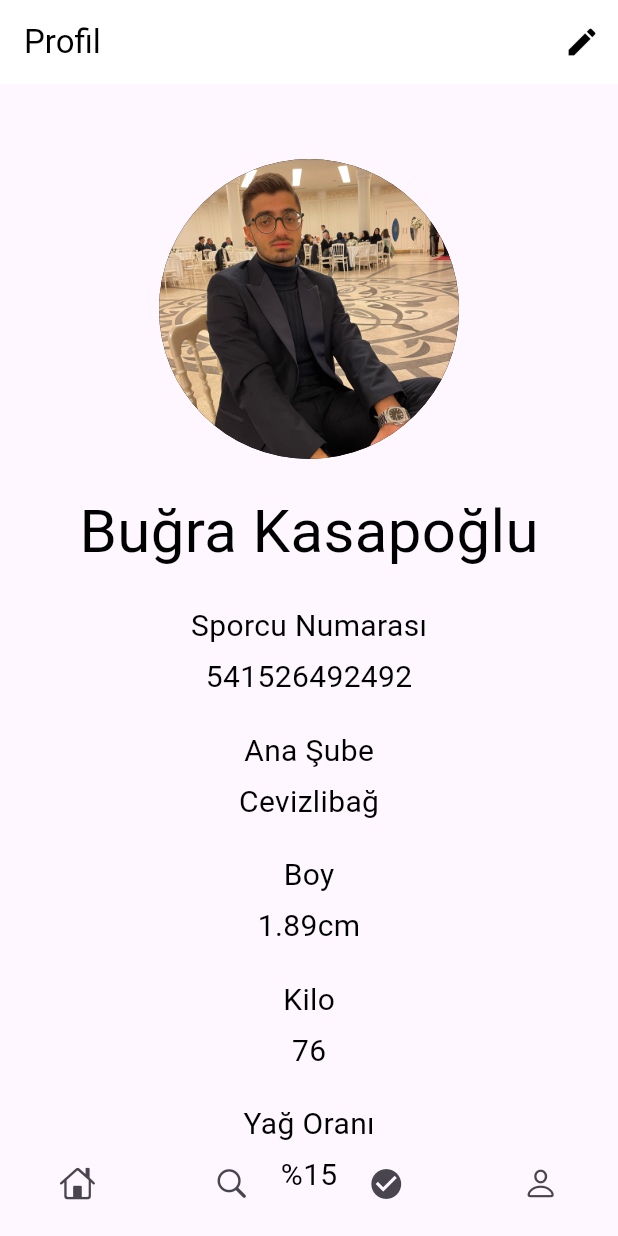
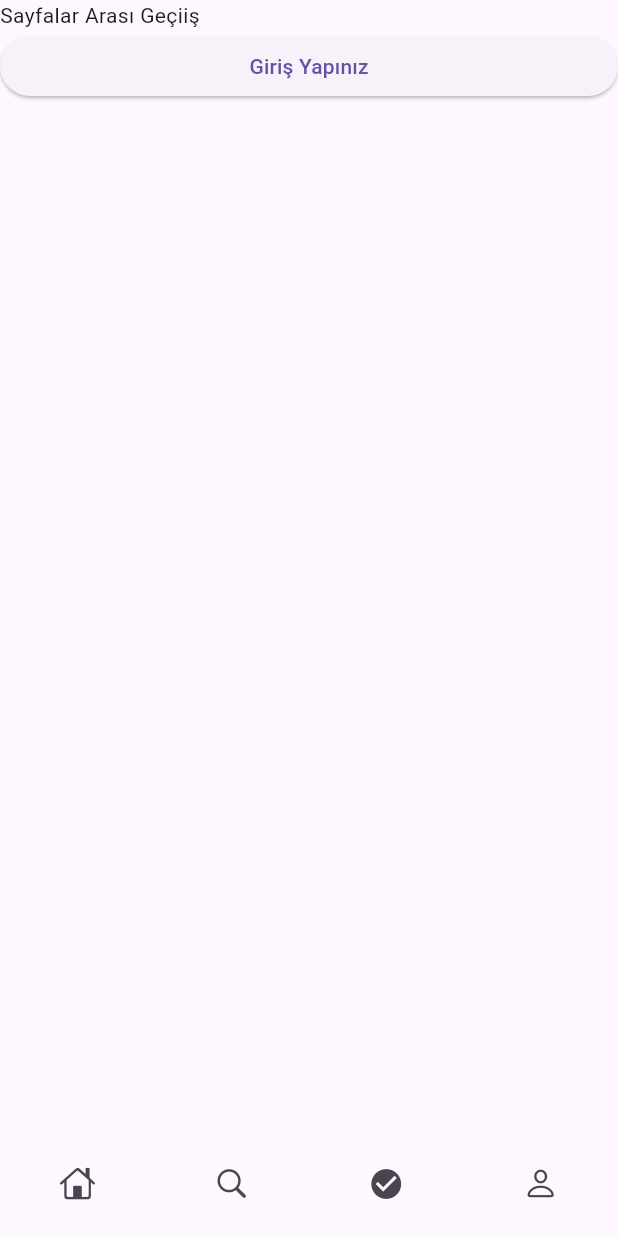
Before and after one commit to bugrakasapoglu/FitnessAsistan, a Flutter app: the ProfileScreen screen opened by its route, on a phone screen of 412 x 824 dp. Run offline on Flutter 3.47's test engine with Material 3 defaults, Android fonts, the phone set to English and light mode, and no system bars; our stand-ins replace go_router, lottie; missing offline and left inert: dotlottie_loader.

Commit message:
Login Buttonu Eklendi
++

```diff
--- a/lib/core/routes.dart
+++ b/lib/core/routes.dart
@@ -1,3 +1,4 @@
+import 'package:flutter_app/screens/login_screen.dart';
 import 'package:go_router/go_router.dart';
 import '../screens/loading_screen.dart';
 import '../screens/home_screen.dart';
@@ -32,6 +33,11 @@
       builder: (context, state) => const SearchScreen(),
     ),
 
+    GoRoute(
+        path: '/login',
+        builder: (context, state) => const LoginScreen(),
+      ),
+
 
 
   ],
--- /dev/null
+++ b/lib/screens/login_screen.dart
@@ -0,0 +1,20 @@
+import 'package:flutter/material.dart';
+
+class LoginScreen extends StatefulWidget {
+  const LoginScreen({super.key});
+
+  @override
+  State<LoginScreen> createState() => _LoginScreenState();
+}
+
+class _LoginScreenState extends State<LoginScreen> {
+   @override
+   Widget build(BuildContext context) {
+    return Scaffold(
+      appBar: AppBar(),
+      body: const Center(
+        child: Text ("Giris Ekranım"),
+      ), // Center
+    ); // Scaffold
+   }
+}
--- a/lib/screens/profile_screen.dart
+++ b/lib/screens/profile_screen.dart
@@ -1,4 +1,5 @@
 import 'package:flutter/material.dart';
+import 'package:go_router/go_router.dart';
 
 import 'home_screen.dart';
 
@@ -8,125 +9,21 @@
   @override
   Widget build(BuildContext context) {
     return Scaffold(
-      appBar: AppBar(
-        backgroundColor: Colors.white,
-        title: const Text(
-          'Profil',
-          style: TextStyle(color: Colors.black),
-        ),
-        actions: [
-          IconButton(
-            icon: const Icon(Icons.edit, color: Colors.black),
+      body: ListView(
+        children: [
+          const Text("Sayfalar Arası Geçiiş"),
+          ElevatedButton(
             onPressed: () {
-              // Profil düzenleme işlemi burada yapılabilir.
+              context.push("/login");
             },
+            child: const Text("Giriş Yapınız"),
           ),
+
+
+
         ],
-      ),
-      body: const Center(
-        child: Column(
-          mainAxisAlignment: MainAxisAlignment.start, // Üst tarafa hizalar
-          children: [
-            Padding(
-              padding: EdgeInsets.only(top: 50.0), // Yukarı taşıma miktarı
-              child: CircleAvatar(
-                radius: 100, // Yuvarlak çerçeve boyutu
-                backgroundImage: AssetImage('assets/images/pp.jpg'), // Resim yolu
-                backgroundColor: Colors.black, // Arka plan rengi
-              ),
-            ),
-            SizedBox(height: 20),
-            Text(
-              'Buğra Kasapoğlu',
-              style: TextStyle(
-                color: Colors.black,
-                fontSize: 40,
-              ),
-            ),
-            SizedBox(height: 20),
-            Text(
-              'Sporcu Numarası',
-              style: TextStyle(
-                color: Colors.black,
-                fontSize: 20,
-              ),
-            ),
-            SizedBox(height: 5),
-            Text(
-              '541526492492',
-              style: TextStyle(
-                color: Colors.black,
-                fontSize: 20,
-              ),
-            ),
-            SizedBox(height: 20),
-            Text(
-              'Ana Şube',
-              style: TextStyle(
-                color: Colors.black,
-                fontSize: 20,
-              ),
-            ),
-            SizedBox(height: 5),
-            Text(
-              'Cevizlibağ',
-              style: TextStyle(
-                color: Colors.black,
-                fontSize: 20,
-              ),
-            ),
-            SizedBox(height: 20),
-            Text(
-              'Boy',
-              style: TextStyle(
-                color: Colors.black,
-                fontSize: 20,
-              ),
-            ),
-            SizedBox(height: 5),
-            Text(
-              '1.89cm',
-              style: TextStyle(
-                color: Colors.black,
-                fontSize: 20,
-              ),
-            ),
-            SizedBox(height: 20),
-            Text(
-              'Kilo',
-              style: TextStyle(
-                color: Colors.black,
-                fontSize: 20,
-              ),
-            ),
-            SizedBox(height: 5),
-            Text(
-              '76',
-              style: TextStyle(
-                color: Colors.black,
-                fontSize: 20,
-              ),
-            ),
-            SizedBox(height: 20),
-            Text(
-              'Yağ Oranı',
-              style: TextStyle(
-                color: Colors.black,
-                fontSize: 20,
-              ),
-            ),
-            SizedBox(height: 5),
-            Text(
-              '%15',
-              style: TextStyle(
-                color: Colors.black,
-                fontSize: 20,
-              ),
-            ),
-          ],
-        ),
-      ),
-      bottomNavigationBar: const BottomMenu(),
-    );
+      ), // List View
+      bottomNavigationBar: BottomMenu(),
+    ); // Scaffold
   }
 }
```
